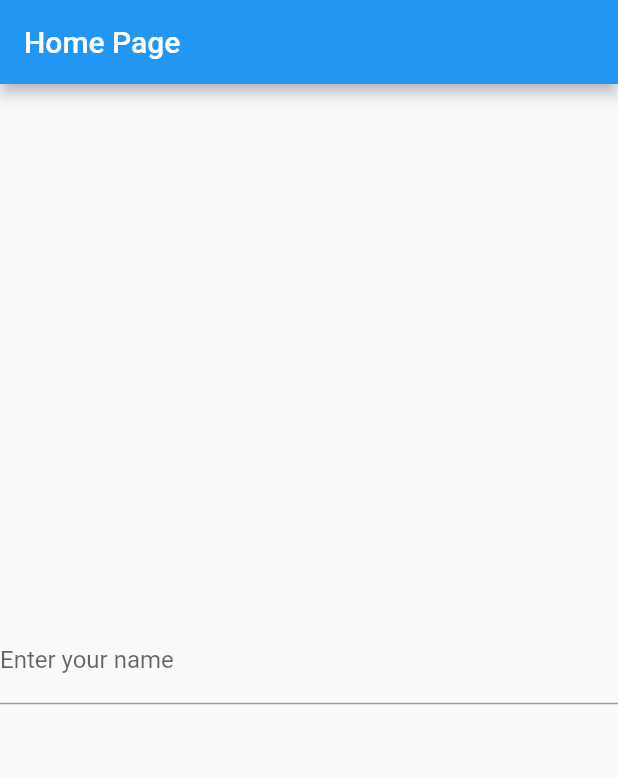
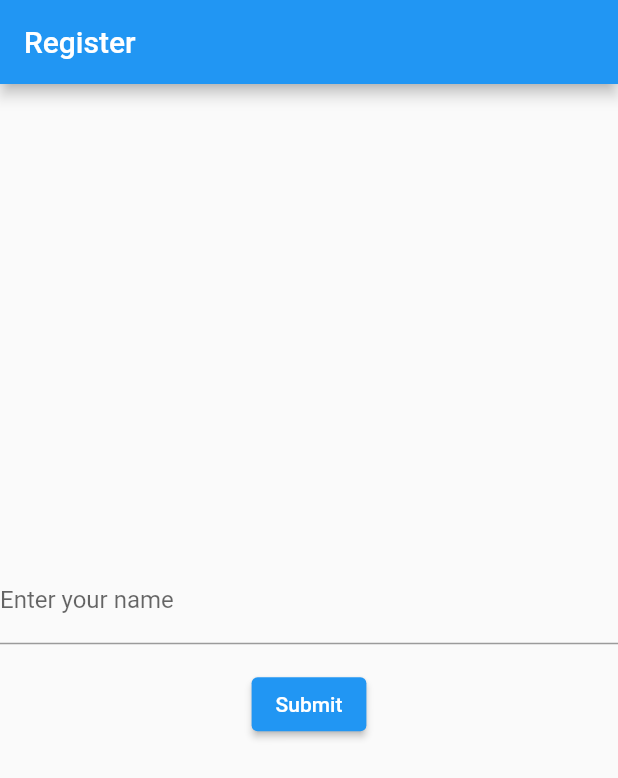
Before and after one commit to HenryHuang2000/virtual-fencing, a Flutter app: the screen it shows after launch, on a phone screen of 412 x 824 dp. Shown: the top 778 px of the screen. Run offline on Flutter 3.47's test engine with Material 2 defaults, Android fonts, the phone set to English and light mode, and no system bars.

Commit message:
Name input frontend

```diff
--- a/lib/main.dart
+++ b/lib/main.dart
@@ -1,132 +1,32 @@
 import 'package:flutter/material.dart';
 import 'package:uuid/uuid.dart';
 
-
-
 void main() {
   runApp(MyApp());
-
-  // generate a random id
-  var uuid = Uuid();
-  uuid.v4();
 }
 
 class MyApp extends StatelessWidget {
-  // This widget is the root of your application.
   @override
   Widget build(BuildContext context) {
+    final appTitle = 'Register';
+
     return MaterialApp(
-      title: 'Home Page',
+      title: appTitle,
+      home: Scaffold(
+        appBar: AppBar(
+          title: Text(appTitle),
+        ),
+        body: MyCustomForm(),
+      ),
       theme: ThemeData(
         primarySwatch: Colors.blue,
         visualDensity: VisualDensity.adaptivePlatformDensity,
       ),
-      home: MyHomePage(title: 'Home Page'),
     );
   }
 }
 
-class MyHomePage extends StatefulWidget {
-  MyHomePage({Key key, this.title}) : super(key: key);
-
-  // This widget is the home page of your application. It is stateful, meaning
-  // that it has a State object (defined below) that contains fields that affect
-  // how it looks.
-
-  // This class is the configuration for the state. It holds the values (in this
-  // case the title) provided by the parent (in this case the App widget) and
-  // used by the build method of the State. Fields in a Widget subclass are
-  // always marked "final".
-
-  final String title;
-
-  @override
-  _MyHomePageState createState() => _MyHomePageState();
-}
-
-class _MyHomePageState extends State<MyHomePage> {
-  int _counter = 0;
-  final _formKey = GlobalKey<FormState>();
-
-  void _incrementCounter() {
-    setState(() {
-      // This call to setState tells the Flutter framework that something has
-      // changed in this State, which causes it to rerun the build method below
-      // so that the display can reflect the updated values. If we changed
-      // _counter without calling setState(), then the build method would not be
-      // called again, and so nothing would appear to happen.
-      _counter++;
-    });
-  }
-
-  @override
-  Widget build(BuildContext context) {
-    // This method is rerun every time setState is called, for instance as done
-    // by the _incrementCounter method above.
-    //
-    // The Flutter framework has been optimized to make rerunning build methods
-    // fast, so that you can just rebuild anything that needs updating rather
-    // than having to individually change instances of widgets.
-    return Scaffold(
-      appBar: AppBar(
-        // Here we take the value from the MyHomePage object that was created by
-        // the App.build method, and use it to set our appbar title.
-        title: Text(widget.title),
-      ),
-      body: Center(
-        // Center is a layout widget. It takes a single child and positions it
-        // in the middle of the parent.
-        child: Column(
-          // Column is also a layout widget. It takes a list of children and
-          // arranges them vertically. By default, it sizes itself to fit its
-          // children horizontally, and tries to be as tall as its parent.
-          //
-          // Invoke "debug painting" (press "p" in the console, choose the
-          // "Toggle Debug Paint" action from the Flutter Inspector in Android
-          // Studio, or the "Toggle Debug Paint" command in Visual Studio Code)
-          // to see the wireframe for each widget.
-          //
-          // Column has various properties to control how it sizes itself and
-          // how it positions its children. Here we use mainAxisAlignment to
-          // center the children vertically; the main axis here is the vertical
-          // axis because Columns are vertical (the cross axis would be
-          // horizontal).
-          mainAxisAlignment: MainAxisAlignment.center,
-          children: <Widget>[
-            TextFormField(
-              decoration: InputDecoration(
-                  labelText: 'Enter your name'
-              ),
-            ),
-
-          ],
-
-        ),
-      ),
-      // button here??
-
-      // TODO: fix validation button
-    );
-    ElevatedButton(
-      onPressed: () {
-        // Validate returns true if the form is valid, otherwise false.
-        //if (_formKey.currentState.validate()) {
-          // If the form is valid, display a snackbar. In the real world,
-          // you'd often call a server or save the information in a database.
-
-          Scaffold
-              .of(context)
-              .showSnackBar(SnackBar(content: Text('Processing Data')));
-        //}
-      },
-      child: Text('Submit'),
-    );
-  }
-}
-
-////////////////////////////////////////////
-
-// Define a custom Form widget.
+// Create a Form widget.
 class MyCustomForm extends StatefulWidget {
   @override
   MyCustomFormState createState() {
@@ -134,28 +34,47 @@ class MyCustomForm extends StatefulWidget {
   }
 }
 
-// Define a corresponding State class.
+// Create a corresponding State class.
 // This class holds data related to the form.
 class MyCustomFormState extends State<MyCustomForm> {
-  // Create a global key that uniquely identifies the Form widget
-  // and allows validation of the form.
-  //
-  // Note: This is a `GlobalKey<FormState>`,
-  // not a GlobalKey<MyCustomFormState>.
+  // Create a global key that uniquely identifies the Form widget and allows validation of the form.
   final _formKey = GlobalKey<FormState>();
 
   @override
   Widget build(BuildContext context) {
     // Build a Form widget using the _formKey created above.
     return Form(
-        key: _formKey,
-        child: Column(
-            children: <Widget>[
-              // Add TextFormFields and ElevatedButton here.
-            ]
-        )
-
+      key: _formKey,
+      child: Column(
+        mainAxisAlignment: MainAxisAlignment.center,
+        children: <Widget>[
+          TextFormField(
+            decoration: InputDecoration(
+                labelText: 'Enter your name'
+            ),
+            validator: (value) {
+              if (value.isEmpty) {
+                return 'Please enter your name';
+              }
+              return null;
+            },
+          ),
+          Padding(
+            padding: const EdgeInsets.symmetric(vertical: 16.0),
+            child: ElevatedButton(
+              onPressed: () {
+                // Validate returns true if the form is valid, or false otherwise.
+                if (_formKey.currentState.validate()) {
+                  // If the form is valid, display a Snackbar.
+                  Scaffold.of(context)
+                      .showSnackBar(SnackBar(content: Text('Processing Data')));
+                }
+              },
+              child: Text('Submit'),
+            ),
+          ),
+        ],
+      ),
     );
   }
-
 }
```
